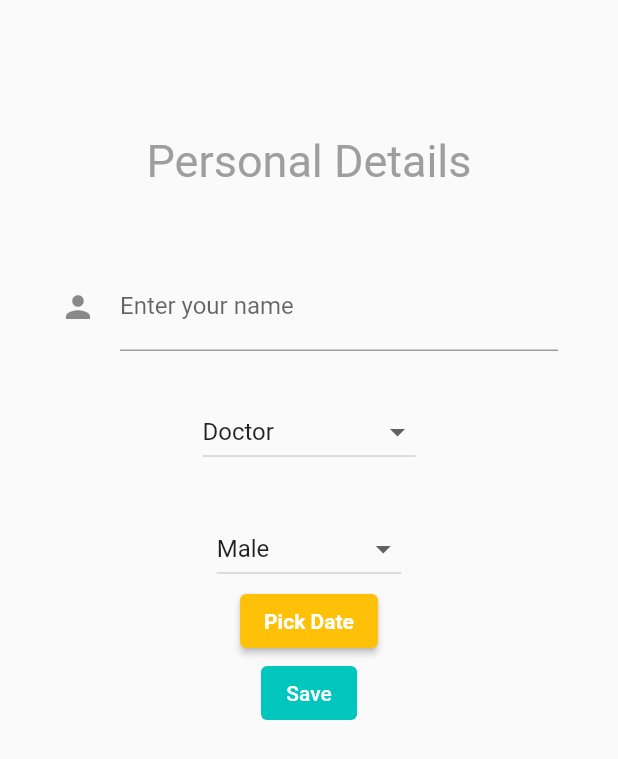
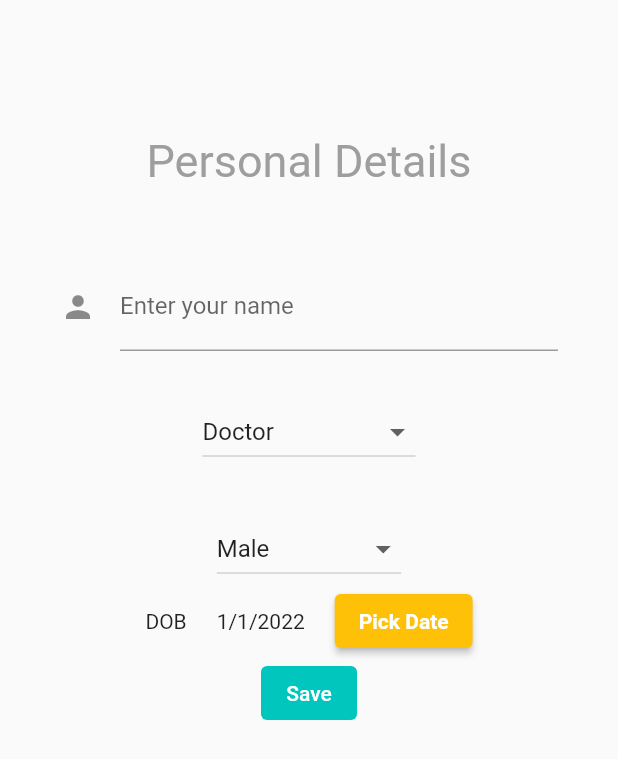
Before and after one commit to devansh2805/Health-Connect, a Flutter app: the NamePage screen opened directly, on a phone screen of 412 x 824 dp. Shown: the top 759 px of the screen. Run offline on Flutter 3.47's test engine with Material 2 defaults, Android fonts, the light colour scheme and no system bars; our stand-ins replace cloud_firestore, firebase_auth, firebase_core, fluttertoast, google_fonts, intl_phone_field; accounts and stored records are empty.

Commit message:
Date picker changes

```diff
--- a/lib/details.dart
+++ b/lib/details.dart
@@ -3,7 +3,7 @@ import 'package:google_fonts/google_fonts.dart';
 import 'package:firebase_auth/firebase_auth.dart';
 import 'package:cloud_firestore/cloud_firestore.dart';
 import 'package:fluttertoast/fluttertoast.dart';
-
+import 'dart:async';
 import 'package:health_connect/patient_screen.dart';
 
 class NamePage extends StatefulWidget {
@@ -128,14 +128,24 @@ class NamePageState extends State<NamePage> {
                 });
               },
             ),
-            ElevatedButton(
-              onPressed: () => _selectDate(context),
-              child: const Text(
-                'Pick Date',
-                style:
-                    TextStyle(color: Colors.white, fontWeight: FontWeight.bold),
+            Row(mainAxisAlignment: MainAxisAlignment.center, children: [
+              const Text("DOB"),
+              const SizedBox(width: 20),
+              Text(selectedDate.day.toString() +
+                  "/" +
+                  selectedDate.month.toString() +
+                  "/" +
+                  selectedDate.year.toString()),
+              const SizedBox(width: 20),
+              ElevatedButton(
+                onPressed: () => _selectDate(context),
+                child: const Text(
+                  'Pick Date',
+                  style: TextStyle(
+                      color: Colors.white, fontWeight: FontWeight.bold),
+                ),
               ),
-            ),
+            ]),
             TextButton(
               style: ButtonStyle(
                 foregroundColor: MaterialStateProperty.all<Color>(
```
